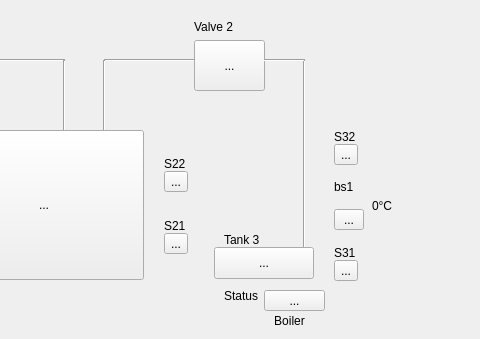
TrabalhosPUCPR/AtividadeTanquesDeAgua, file firmware/x86_gnu_qt_gui/ap/mainwindow.ui: the form before one commit; both pictures show x 486 to 966 and y 0 to 339 of the 966 by 457 pixel window.
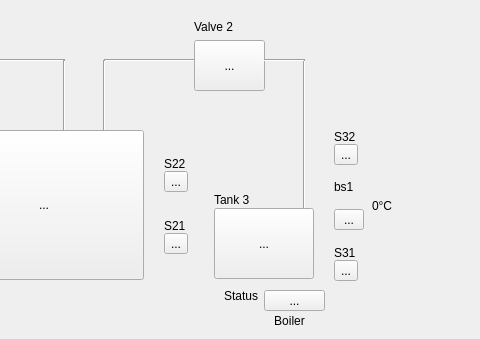
The form after the commit. Custom widgets are drawn as their Qt base class.

```diff
--- a/firmware/x86_gnu_qt_gui/ap/mainwindow.ui
+++ b/firmware/x86_gnu_qt_gui/ap/mainwindow.ui
@@ -123,7 +123,7 @@
       <x>780</x>
       <y>60</y>
       <width>20</width>
-      <height>191</height>
+      <height>151</height>
      </rect>
     </property>
     <property name="orientation">
@@ -211,9 +211,9 @@
     <property name="geometry">
      <rect>
       <x>700</x>
-      <y>247</y>
+      <y>208</y>
       <width>100</width>
-      <height>32</height>
+      <height>71</height>
      </rect>
     </property>
     <property name="sizePolicy">
@@ -273,8 +273,8 @@
    <widget class="QLabel" name="label_6">
     <property name="geometry">
      <rect>
-      <x>710</x>
-      <y>230</y>
+      <x>700</x>
+      <y>190</y>
       <width>51</width>
       <height>20</height>
      </rect>
```
Left out of the diff: 2 changed lines with no effect on the pictures.
